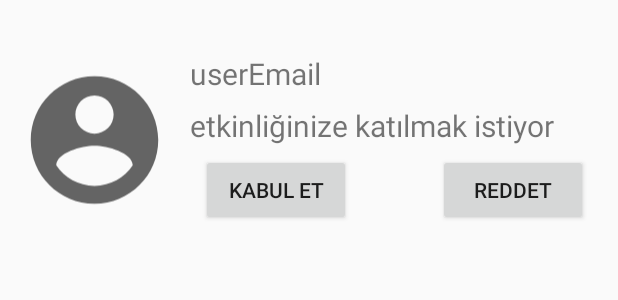
After one commit to denizzeybek/CreateEventApplication, an Android app: the layout recycler_notifications.xml on its own in the app's theme, with its tools: preview values and no code run, on a phone screen of 412 x 824 dp. The commit adds this screen. Shown: the top 300 px of the screen. Run offline under Robolectric (Android 15) with nearby library versions, the light colour scheme and no system bars.

Commit message:
notifications sayfası tasarlandı userImage ın çekilmesi gerekiyor.

```diff
--- /dev/null
+++ b/app/src/main/res/drawable/ic_account_circle.xml
@@ -0,0 +1,10 @@
+<vector xmlns:android="http://schemas.android.com/apk/res/android"
+    android:width="24dp"
+    android:height="24dp"
+    android:viewportWidth="24"
+    android:viewportHeight="24"
+    android:tint="?attr/colorControlNormal">
+  <path
+      android:fillColor="@android:color/white"
+      android:pathData="M12,2C6.48,2 2,6.48 2,12s4.48,10 10,10 10,-4.48 10,-10S17.52,2 12,2zM12,5c1.66,0 3,1.34 3,3s-1.34,3 -3,3 -3,-1.34 -3,-3 1.34,-3 3,-3zM12,19.2c-2.5,0 -4.71,-1.28 -6,-3.22 0.03,-1.99 4,-3.08 6,-3.08 1.99,0 5.97,1.09 6,3.08 -1.29,1.94 -3.5,3.22 -6,3.22z"/>
+</vector>
--- /dev/null
+++ b/app/src/main/res/layout/recycler_notifications.xml
@@ -0,0 +1,60 @@
+<?xml version="1.0" encoding="utf-8"?>
+<androidx.constraintlayout.widget.ConstraintLayout xmlns:android="http://schemas.android.com/apk/res/android"
+    xmlns:app="http://schemas.android.com/apk/res-auto"
+    xmlns:tools="http://schemas.android.com/tools"
+    android:layout_width="match_parent"
+    android:layout_height="wrap_content"
+    android:paddingBottom="20dp">
+
+    <ImageView
+        android:id="@+id/userImage"
+        android:layout_width="102dp"
+        android:layout_height="116dp"
+        android:layout_marginStart="12dp"
+        android:layout_marginTop="35dp"
+        app:layout_constraintStart_toStartOf="parent"
+        app:layout_constraintTop_toTopOf="parent"
+        app:srcCompat="@drawable/ic_account_circle" />
+
+    <TextView
+        android:id="@+id/userEmailText"
+        android:layout_width="273dp"
+        android:layout_height="wrap_content"
+        android:layout_marginTop="35dp"
+        android:textSize="20dp"
+        android:text="userEmail"
+        app:layout_constraintEnd_toEndOf="parent"
+        app:layout_constraintStart_toEndOf="@+id/userImage"
+        app:layout_constraintTop_toTopOf="parent" />
+
+    <TextView
+        android:id="@+id/textView2"
+        android:layout_width="273dp"
+        android:layout_height="wrap_content"
+        android:layout_marginTop="7dp"
+        android:textSize="20dp"
+        android:text="etkinliğinize katılmak istiyor"
+        app:layout_constraintEnd_toEndOf="parent"
+        app:layout_constraintStart_toEndOf="@+id/userImage"
+        app:layout_constraintTop_toBottomOf="@+id/userEmailText" />
+
+    <Button
+        android:id="@+id/button"
+        android:layout_width="100dp"
+        android:layout_height="wrap_content"
+        android:text="Kabul Et"
+        android:layout_marginLeft="20dp"
+        android:layout_marginTop="5dp"
+        app:layout_constraintStart_toEndOf="@+id/userImage"
+        app:layout_constraintTop_toBottomOf="@+id/textView2" />
+
+    <Button
+        android:id="@+id/button2"
+        android:layout_width="100dp"
+        android:layout_height="wrap_content"
+        android:text="Reddet"
+        android:layout_marginTop="5dp"
+        android:layout_marginRight="20dp"
+        app:layout_constraintEnd_toEndOf="parent"
+        app:layout_constraintTop_toBottomOf="@+id/textView2" />
+</androidx.constraintlayout.widget.ConstraintLayout>
```
Also changed, not shown: app/src/main/java/com/example/loginfragment/ui/home/FeedRecyclerAdapter.java (added, +67 -0 lines), app/src/main/java/com/example/loginfragment/ui/notifications/FeedRecyclerAdapter2.java (added, +54 -0 lines), app/src/main/java/com/example/loginfragment/ui/notifications/NotificationsFragment.java (+70 -3 lines), app/src/main/res/layout/fragment_notifications.xml (+9 -9 lines), app/src/main/res/layout/recycler_row.xml (added, +36 -0 lines).
